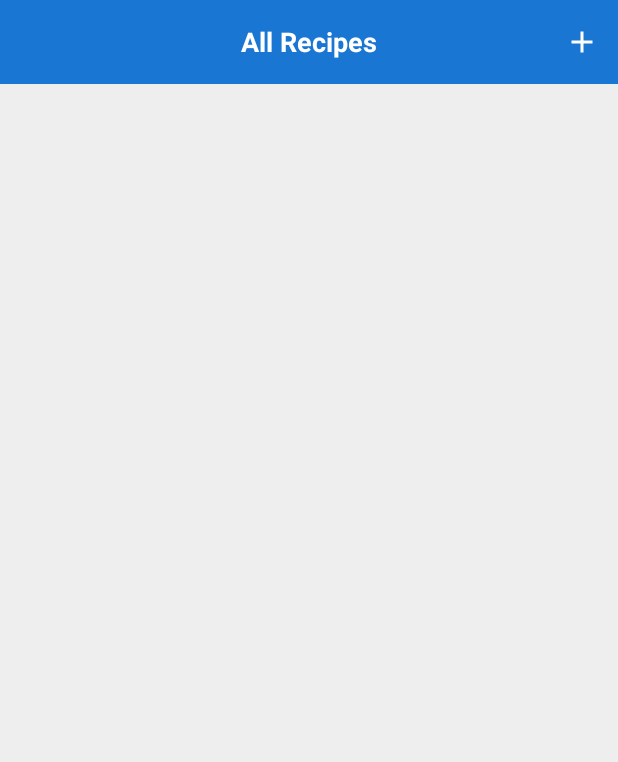
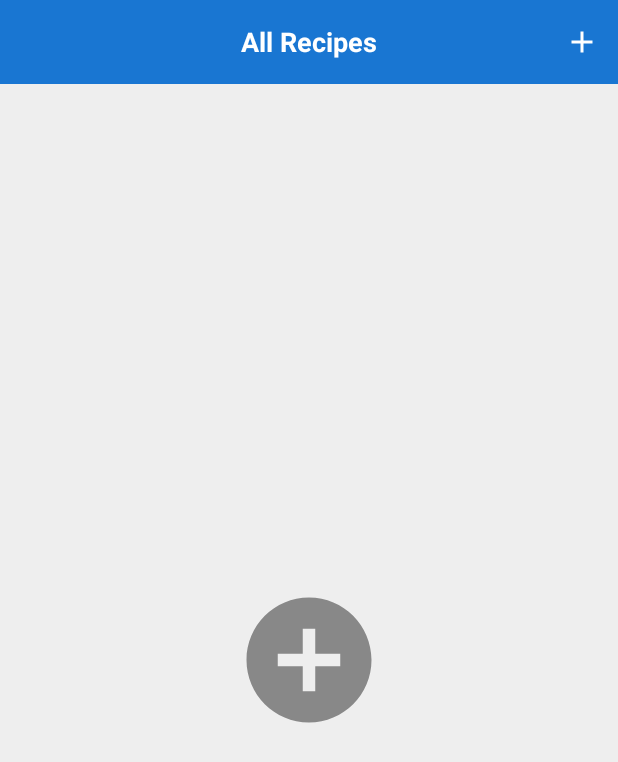
Before and after one commit to HasanMhdAmin/cooking-recipes, an Android app: the screen it shows after launch (MainActivity2), on a phone screen of 412 x 824 dp. Shown: the top 762 px of the screen. Run offline under Robolectric (Android 15) with nearby library versions, the phone set to English and light mode, and no system bars.

```diff
--- a/app/src/main/java/amin/mhd/hasan/cookingrecipes/controller/allRecipes/ui/AllRecipesFragment.kt
+++ b/app/src/main/java/amin/mhd/hasan/cookingrecipes/controller/allRecipes/ui/AllRecipesFragment.kt
@@ -9,7 +9,6 @@ import amin.mhd.hasan.cookingrecipes.utils.DialogUtils
 import android.content.DialogInterface
 import android.net.Uri
 import android.os.Bundle
-import android.util.Log
 import android.view.*
 import android.widget.PopupMenu
 import androidx.appcompat.app.AppCompatActivity
@@ -53,9 +52,17 @@ class AllRecipesFragment : Fragment(), OnImageClickListener1 {
         allRecipesRecyclerView.layoutManager = LinearLayoutManager(context)
 
         viewModel.recipes.observe(viewLifecycleOwner, androidx.lifecycle.Observer {
-            Log.d(TAG, "onActivityCreated: list size: ${it.size}")
-            recipesAdapter = context?.let { ctx -> RecipesAdapter(it, ctx, this) }!!
-            allRecipesRecyclerView.adapter = recipesAdapter
+
+            if (it.isNotEmpty()) {
+                recipesAdapter = context?.let { ctx -> RecipesAdapter(it, ctx, this) }!!
+                allRecipesRecyclerView.adapter = recipesAdapter
+                addRecipe.visibility = View.GONE
+                allRecipesRecyclerView.visibility = View.VISIBLE
+            } else {
+                addRecipe.visibility = View.VISIBLE
+                allRecipesRecyclerView.visibility = View.GONE
+                addRecipe.setOnClickListener { (activity as MainActivity2).setAddRecipeFragment() }
+            }
         })
     }
 
--- a/app/src/main/res/layout/all_recipes_fragment.xml
+++ b/app/src/main/res/layout/all_recipes_fragment.xml
@@ -42,4 +42,14 @@
         app:layout_constraintVertical_bias="0.0" />
 
 
+    <ImageView
+        android:id="@+id/addRecipe"
+        android:layout_width="100dp"
+        android:layout_height="100dp"
+        android:src="@drawable/ic_add_image"
+        app:layout_constraintBottom_toBottomOf="parent"
+        app:layout_constraintEnd_toEndOf="parent"
+        app:layout_constraintStart_toStartOf="parent"
+        app:layout_constraintTop_toBottomOf="@+id/toolbar" />
+
 </androidx.constraintlayout.widget.ConstraintLayout>
```
Also changed, not shown: app/src/main/res/layout/add_recipe_fragment.xml (+6 -1 lines).
